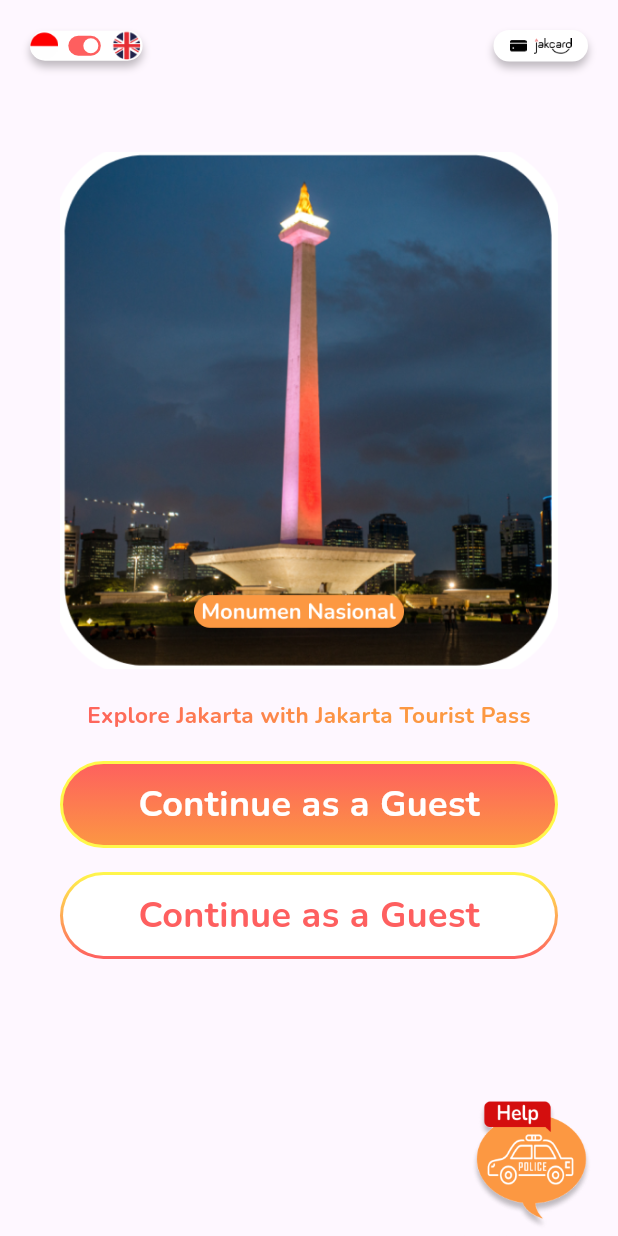
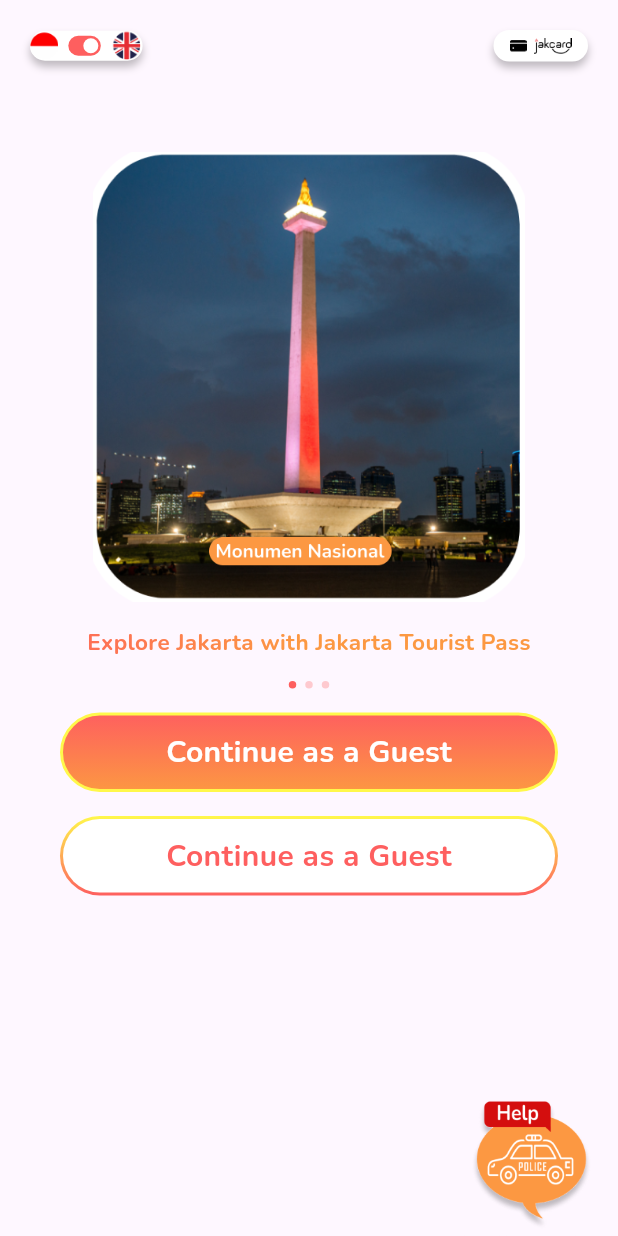
Before and after one commit to ronaldiputra09/jakone-pay, a Flutter app: the screen it shows after launch, on a phone screen of 412 x 824 dp. Run offline on Flutter 3.47's test engine with Material 3 defaults, Android fonts, the phone set to English and light mode, and no system bars; our stand-ins replace get, google_fonts.

Commit message:
add : add pageview and dots in welcome page

```diff
--- a/lib/app/modules/welcome/controllers/welcome_controller.dart
+++ b/lib/app/modules/welcome/controllers/welcome_controller.dart
@@ -1,6 +1,14 @@
+import 'dart:ui';
+
 import 'package:get/get.dart';
 
 class WelcomeController extends GetxController {
+  /// Index of the page
+  var indexPage = 0.obs;
+
+  /// switcher of the language
+  var switcher = true.obs;
+
   @override
   void onInit() {
     super.onInit();
@@ -15,4 +23,14 @@ class WelcomeController extends GetxController {
   void onClose() {
     super.onClose();
   }
+
+  /// change language
+  void changeLanguage() {
+    switcher.value = !switcher.value;
+    if (switcher.value) {
+      Get.updateLocale(const Locale('en', 'US'));
+    } else {
+      Get.updateLocale(const Locale('id', 'ID'));
+    }
+  }
 }
--- a/lib/app/modules/welcome/views/welcome_view.dart
+++ b/lib/app/modules/welcome/views/welcome_view.dart
@@ -8,7 +8,8 @@ import 'package:jakone_pay/app/data/fonts.dart';
 import '../controllers/welcome_controller.dart';
 
 class WelcomeView extends GetView<WelcomeController> {
-  const WelcomeView({super.key});
+  final welcomeC = Get.put(WelcomeController());
+  WelcomeView({super.key});
   @override
   Widget build(BuildContext context) {
     return Scaffold(
@@ -25,12 +26,14 @@ class WelcomeView extends GetView<WelcomeController> {
     );
   }
 
+  /// Header of the view
   Widget _header() {
     return Container(
       padding: const EdgeInsets.all(20),
       child: Row(
         mainAxisAlignment: MainAxisAlignment.spaceBetween,
         children: [
+          /// Language switcher
           Container(
             decoration: BoxDecoration(
               color: Colors.white,
@@ -47,13 +50,15 @@ class WelcomeView extends GetView<WelcomeController> {
               children: [
                 Image.asset(id, height: 20),
                 const SizedBox(width: 5),
-                SizedBox(
+                Obx(
+                  () => SizedBox(
                     width: 25,
                     child: FittedBox(
                       fit: BoxFit.fill,
                       child: Switch(
-                      value: true,
-                      onChanged: (value) {},
+                        value: welcomeC.switcher.value,
+                        onChanged: (value) => welcomeC.changeLanguage(),
+                      ),
                     ),
                   ),
                 ),
@@ -62,7 +67,12 @@ class WelcomeView extends GetView<WelcomeController> {
               ],
             ),
           ),
-          Container(
+
+          /// Cards jakcard and iccard
+          InkWell(
+            onTap: () {},
+            borderRadius: BorderRadius.circular(50),
+            child: Container(
               padding: const EdgeInsets.symmetric(horizontal: 11, vertical: 5),
               decoration: BoxDecoration(
                 color: Colors.white,
@@ -83,19 +93,37 @@ class WelcomeView extends GetView<WelcomeController> {
                 ],
               ),
             ),
+          ),
         ],
       ),
     );
   }
 
+  /// Body of the view
   Widget _body() {
     return Expanded(
       child: ListView(
-        padding: const EdgeInsets.all(40),
+        padding: const EdgeInsets.only(top: 40),
         children: [
-          Image.asset(monas, width: 275),
-          const SizedBox(height: 20),
-          Text(
+          /// PageView with 3 images
+          SizedBox(
+            height: 300,
+            width: double.infinity,
+            child: PageView.builder(
+              itemCount: 3,
+              onPageChanged: (index) => welcomeC.indexPage.value = index,
+              itemBuilder: (context, index) {
+                return Image.asset(
+                  'assets/images/monas.png',
+                  fit: BoxFit.contain,
+                );
+              },
+            ),
+          ),
+          const SizedBox(height: 16),
+          Padding(
+            padding: const EdgeInsets.symmetric(horizontal: 40),
+            child: Text(
               'title'.tr,
               textAlign: TextAlign.center,
               style: TextStyle(
@@ -108,8 +136,36 @@ class WelcomeView extends GetView<WelcomeController> {
                   ),
               ),
             ),
-          const SizedBox(height: 20),
-          Container(
+          ),
+          const SizedBox(height: 16),
+
+          /// Indicator of the page dots
+          Obx(
+            () => Row(
+              mainAxisAlignment: MainAxisAlignment.center,
+              children: List.generate(
+                3,
+                (index) => Container(
+                  margin: const EdgeInsets.symmetric(horizontal: 3),
+                  width: 5,
+                  height: 5,
+                  decoration: BoxDecoration(
+                    color: index == welcomeC.indexPage.value
+                        ? primary
+                        : primary.withOpacity(0.3),
+                    shape: BoxShape.circle,
+                  ),
+                ),
+              ),
+            ),
+          ),
+          const SizedBox(height: 16),
+
+          /// Button with gradient background
+          GestureDetector(
+            onTap: () => Get.offAllNamed('/home'),
+            child: Container(
+              margin: const EdgeInsets.symmetric(horizontal: 40),
               padding: const EdgeInsets.symmetric(horizontal: 38, vertical: 10),
               decoration: BoxDecoration(
                 gradient: const LinearGradient(
@@ -123,16 +179,23 @@ class WelcomeView extends GetView<WelcomeController> {
               child: Center(
                 child: Text(
                   'continue'.tr,
+                  textAlign: TextAlign.center,
                   style: TextStyle(
                     color: white,
-                  fontSize: 24,
+                    fontSize: 20,
                     fontWeight: bold,
                   ),
                 ),
               ),
             ),
+          ),
           const SizedBox(height: 16),
-          Container(
+
+          /// Button no gradient background
+          GestureDetector(
+            onTap: () => Get.offAllNamed('/home'),
+            child: Container(
+              margin: const EdgeInsets.symmetric(horizontal: 40),
               padding: const EdgeInsets.all(2),
               decoration: BoxDecoration(
                 borderRadius: BorderRadius.circular(50),
@@ -143,7 +206,8 @@ class WelcomeView extends GetView<WelcomeController> {
                 ),
               ),
               child: Container(
-              padding: const EdgeInsets.symmetric(horizontal: 38, vertical: 10),
+                padding:
+                    const EdgeInsets.symmetric(horizontal: 38, vertical: 10),
                 decoration: BoxDecoration(
                   color: white,
                   borderRadius: BorderRadius.circular(50),
@@ -151,10 +215,12 @@ class WelcomeView extends GetView<WelcomeController> {
                 child: Center(
                   child: Text(
                     'continue'.tr,
+                    textAlign: TextAlign.center,
                     style: TextStyle(
                       color: primary,
-                    fontSize: 24,
+                      fontSize: 20,
                       fontWeight: bold,
+                    ),
                   ),
                 ),
               ),
@@ -165,7 +231,12 @@ class WelcomeView extends GetView<WelcomeController> {
     );
   }
 
+  /// Help button
   Widget _help() {
-    return Image.asset(help, height: 100);
+    return InkWell(
+      onTap: () {},
+      borderRadius: BorderRadius.circular(50),
+      child: Image.asset(help, height: 100),
+    );
   }
 }
--- a/lib/app/routes/app_pages.dart
+++ b/lib/app/routes/app_pages.dart
@@ -27,7 +27,7 @@ class AppPages {
     ),
     GetPage(
       name: _Paths.WELCOME,
-      page: () => const WelcomeView(),
+      page: () => WelcomeView(),
       binding: WelcomeBinding(),
     ),
   ];
```
Lines whose indentation alone changed are shown as unchanged.
